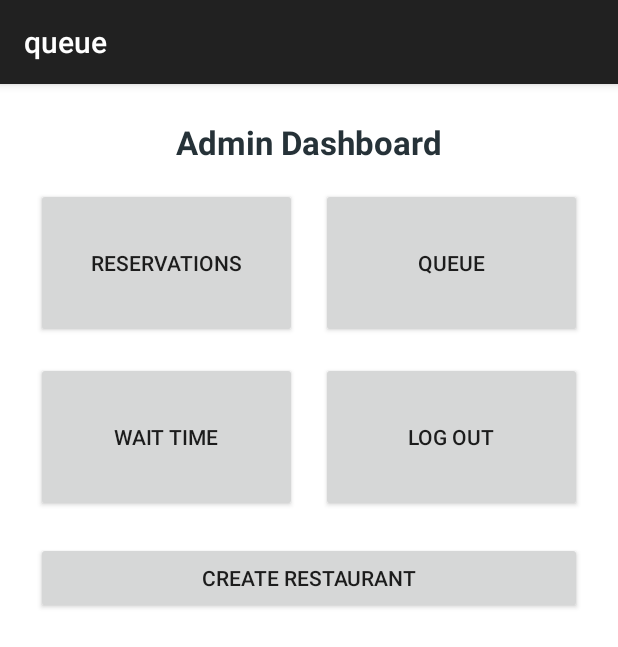
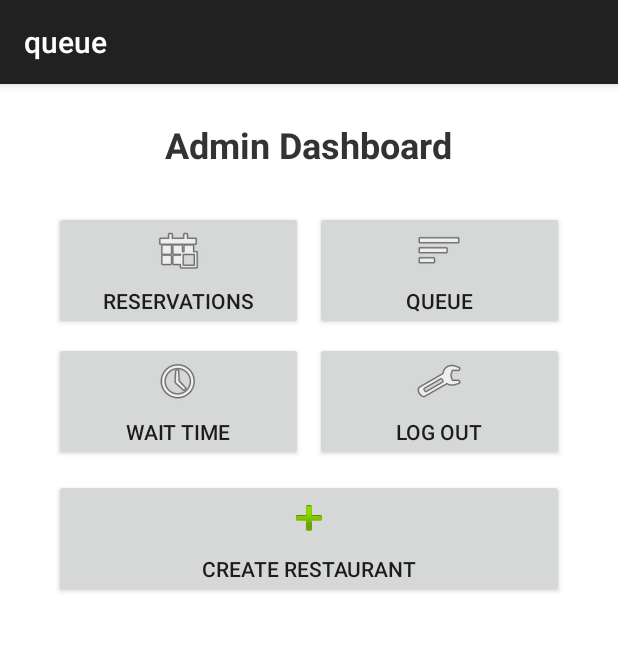
Before and after one commit to uta-sxk0000/Restaurant, an Android app built with Jetpack Compose: the AdminMenuActivity screen opened directly, with no data from a screen before it, on a phone screen of 412 x 824 dp. Shown: the top 647 px of the screen. Run offline under Robolectric (Android 15) with nearby library versions, the phone set to English and light mode, and no system bars; our stand-ins replace Firebase (no records; nobody signed in at launch, a user with empty details on screens opened directly).

Commit message:
Admin menu ui update

```diff
--- a/app/src/main/res/layout/activity_admin_menu.xml
+++ b/app/src/main/res/layout/activity_admin_menu.xml
@@ -1,9 +1,10 @@
 <?xml version="1.0" encoding="utf-8"?>
 <ScrollView xmlns:android="http://schemas.android.com/apk/res/android"
+    xmlns:app="http://schemas.android.com/apk/res-auto"
     android:layout_width="match_parent"
     android:layout_height="match_parent"
-    android:fillViewport="true"
-    android:background="#FFFFFF">
+    android:background="#FFFFFF"
+    android:fillViewport="true">
 
     <LinearLayout
         android:layout_width="match_parent"
@@ -11,73 +12,80 @@
         android:orientation="vertical"
         android:padding="24dp">
 
+        <!-- Title -->
         <TextView
+            android:id="@+id/tvAdminTitle"
             android:layout_width="wrap_content"
             android:layout_height="wrap_content"
             android:text="@string/title_admin_dashboard"
             android:textStyle="bold"
-            android:textSize="22sp"
-            android:textColor="#263238"
+            android:textSize="24sp"
+            android:textColor="#333333"
             android:layout_gravity="center_horizontal"
-            android:paddingBottom="16dp"/>
+            android:paddingBottom="16dp" />
 
-        <!-- ROW 1 -->
-        <LinearLayout
+        <!-- Grid (2 columns) -->
+        <GridLayout
+            android:id="@+id/adminButtonGrid"
             android:layout_width="match_parent"
             android:layout_height="wrap_content"
-            android:orientation="horizontal"
-            android:weightSum="2">
+            android:columnCount="2"
+            android:useDefaultMargins="true"
+            android:alignmentMode="alignMargins"
+            android:padding="8dp">
 
+            <!-- Reservations -->
             <Button
                 android:id="@+id/btnReservations"
                 android:layout_width="0dp"
-                android:layout_height="100dp"
-                android:layout_weight="1"
-                android:layout_marginEnd="8dp"
-                android:text="@string/label_reservations"/>
+                android:layout_height="wrap_content"
+                android:layout_columnWeight="1"
+                android:text="@string/label_reservations"
+                android:drawableTop="@android:drawable/ic_menu_today"
+                android:drawablePadding="8dp" />
 
+            <!-- Queue -->
             <Button
                 android:id="@+id/btnQueue"
                 android:layout_width="0dp"
-                android:layout_height="100dp"
-                android:layout_weight="1"
-                android:layout_marginStart="8dp"
-                android:text="@string/label_queue"/>
-        </LinearLayout>
+                android:layout_height="wrap_content"
+                android:layout_columnWeight="1"
+                android:text="@string/label_queue"
+                android:drawableTop="@android:drawable/ic_menu_sort_by_size"
+                android:drawablePadding="8dp" />
 
-        <Space android:layout_width="0dp" android:layout_height="16dp"/>
-
-        <!-- ROW 2 -->
-        <LinearLayout
-            android:layout_width="match_parent"
-            android:layout_height="wrap_content"
-            android:orientation="horizontal"
-            android:weightSum="2">
-
+            <!-- Wait Time -->
             <Button
                 android:id="@+id/btnWaitTime"
                 android:layout_width="0dp"
-                android:layout_height="100dp"
-                android:layout_weight="1"
-                android:layout_marginEnd="8dp"
-                android:text="@string/label_wait_time"/>
+                android:layout_height="wrap_content"
+                android:layout_columnWeight="1"
+                android:text="@string/label_wait_time"
+                android:drawableTop="@android:drawable/ic_menu_recent_history"
+                android:drawablePadding="8dp" />
 
+            <!-- Settings -->
             <Button
                 android:id="@+id/btnSettings"
                 android:layout_width="0dp"
-                android:layout_height="100dp"
-                android:layout_weight="1"
-                android:layout_marginStart="8dp"
-                android:text="@string/label_settings"/>
-        </LinearLayout>
+                android:layout_height="wrap_content"
+                android:layout_columnWeight="1"
+                android:text="@string/label_settings"
+                android:drawableTop="@android:drawable/ic_menu_manage"
+                android:drawablePadding="8dp" />
 
-        <Space android:layout_width="0dp" android:layout_height="8dp"/>
+            <!-- Create Restaurant (full width, spans 2 columns) -->
+            <Button
+                android:id="@+id/btnCreateRestaurant"
+                android:layout_width="match_parent"
+                android:layout_height="wrap_content"
+                android:text="@string/label_create_restaurant"
+                android:drawableTop="@android:drawable/ic_input_add"
+                android:drawablePadding="8dp"
+                android:layout_marginTop="8dp"
+                android:layout_columnSpan="2" />
 
-        <Button
-            android:id="@+id/btnCreateRestaurant"
-            android:layout_width="match_parent"
-            android:layout_height="wrap_content"
-            android:text="@string/label_create_restaurant"
-            android:layout_marginTop="12dp"/>
+        </GridLayout>
+
     </LinearLayout>
 </ScrollView>
```
